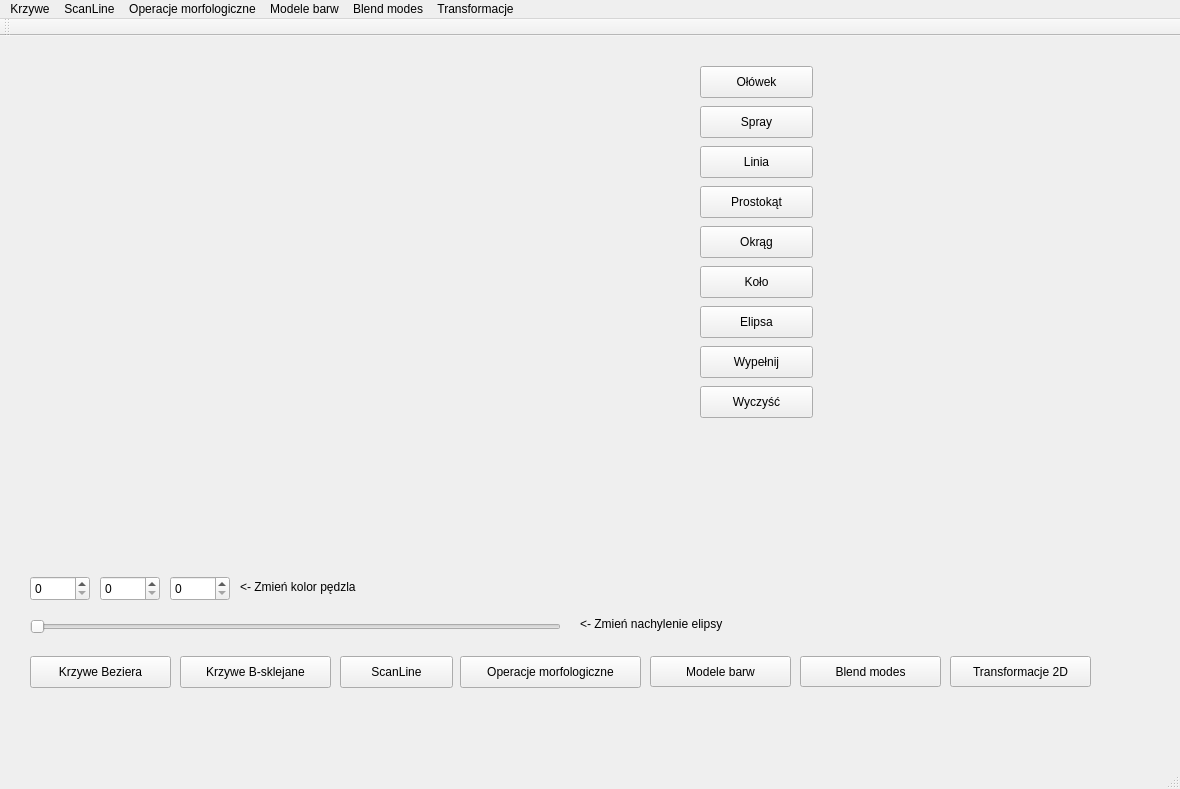
jakubpradzynski/weston, file mainwindow.ui: the form before one commit.
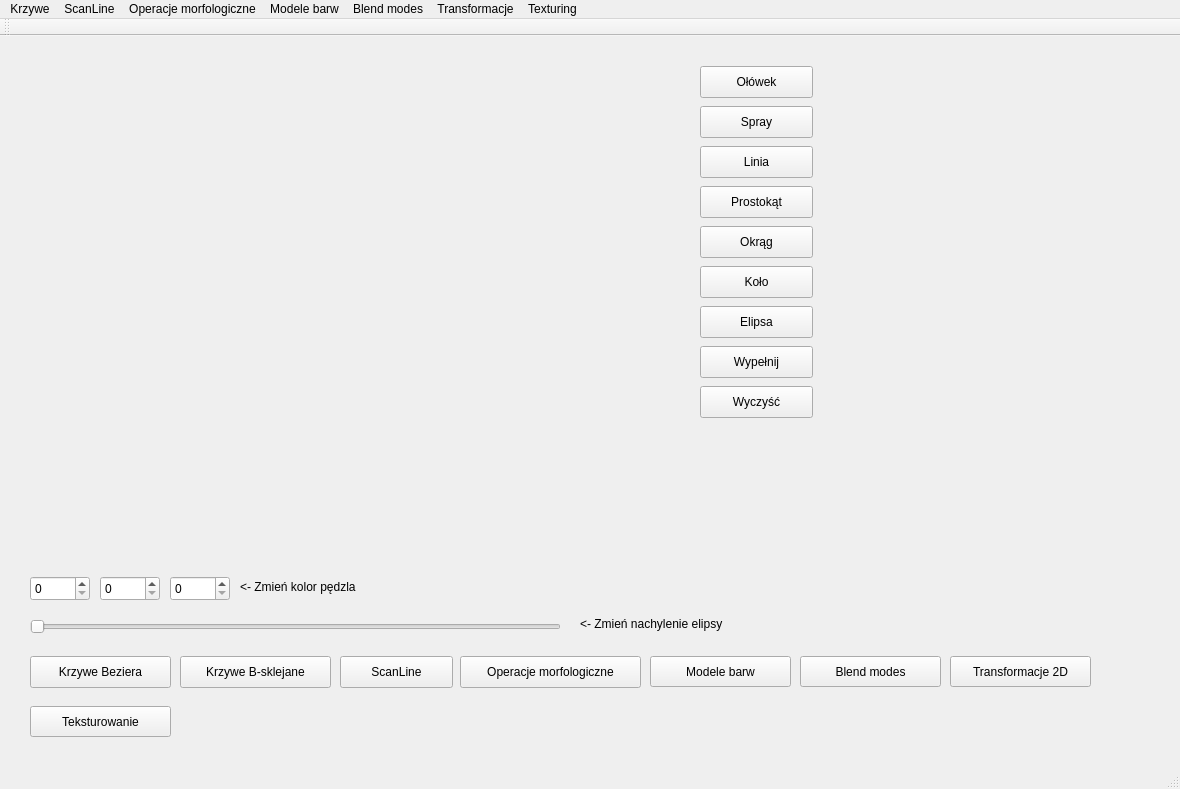
The form after the commit. Custom widgets are drawn as their Qt base class.

Commit message: Texturing triangle

```diff
--- a/mainwindow.ui
+++ b/mainwindow.ui
@@ -319,6 +319,19 @@
      <string>Transformacje 2D</string>
     </property>
    </widget>
+   <widget class="QPushButton" name="texturingButton">
+    <property name="geometry">
+     <rect>
+      <x>30</x>
+      <y>670</y>
+      <width>141</width>
+      <height>31</height>
+     </rect>
+    </property>
+    <property name="text">
+     <string>Teksturowanie</string>
+    </property>
+   </widget>
   </widget>
   <widget class="QMenuBar" name="menuBar">
    <property name="geometry">
@@ -367,12 +380,19 @@
     </property>
     <addaction name="transformations2DAction"/>
    </widget>
+   <widget class="QMenu" name="menuTexturing">
+    <property name="title">
+     <string>Texturing</string>
+    </property>
+    <addaction name="texturingAction"/>
+   </widget>
    <addaction name="curveMenu"/>
    <addaction name="menuScaneLine"/>
    <addaction name="menuOperacje_morfologiczne"/>
    <addaction name="menuModele_barw"/>
    <addaction name="menuBlend_modes"/>
    <addaction name="menuTransformacje"/>
+   <addaction name="menuTexturing"/>
   </widget>
   <widget class="QToolBar" name="mainToolBar">
    <attribute name="toolBarArea">
```
Left out of the diff: 5 changed lines with no effect on the pictures. The commit also changes 23 other files.
